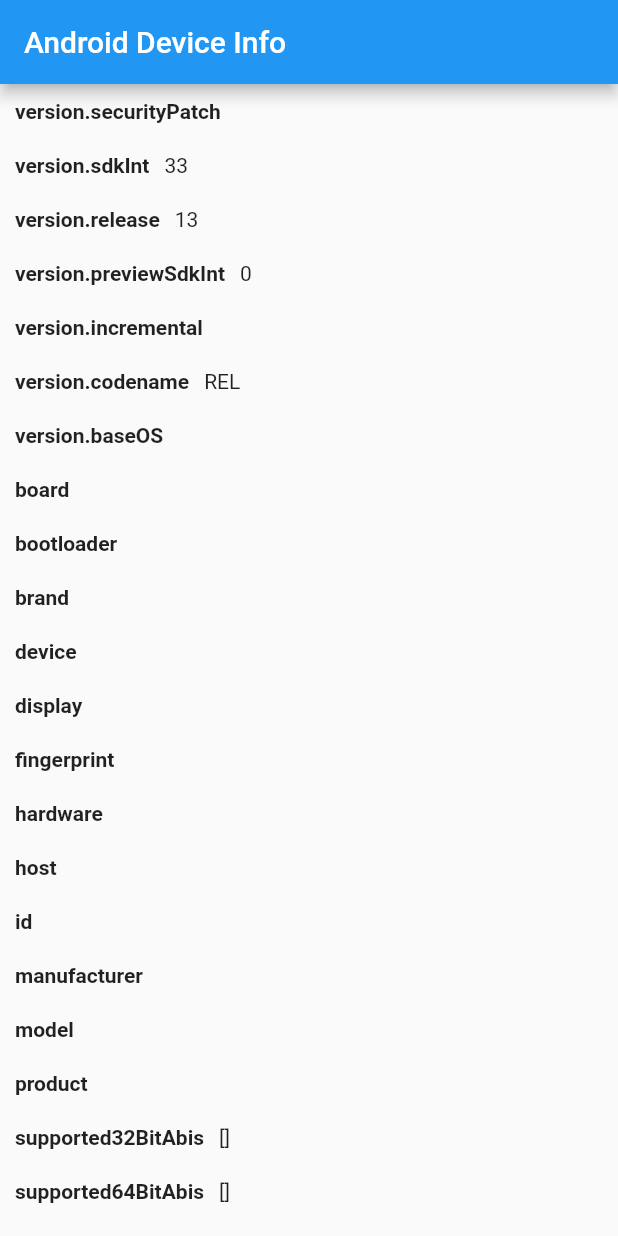
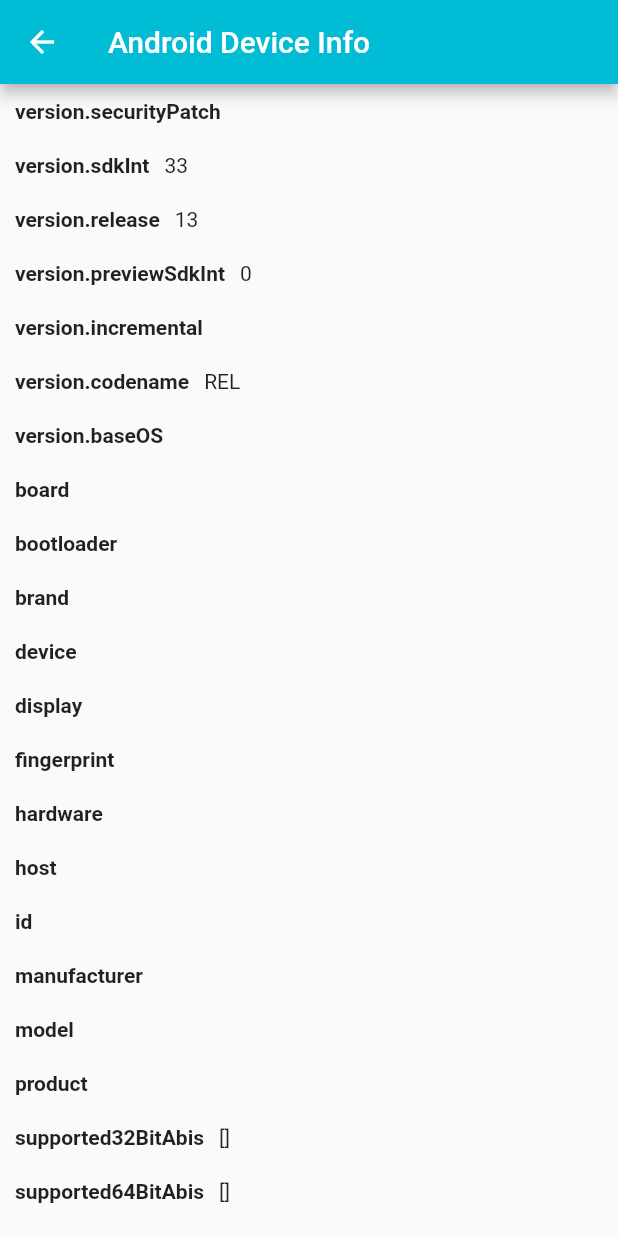
Before and after one commit to jackmew/blastFutureFlutter, a Flutter app: the screen it shows after launch, after a tap on "deviceInfo", on a phone screen of 412 x 824 dp. Run offline on Flutter 3.47's test engine with Material 2 defaults, Android fonts, the phone set to English and light mode, and no system bars; our stand-ins replace device_info, geolocator, google_maps_flutter, package_info, rflutter_alert.

```diff
--- a/lib/screens/device_info_screen.dart
+++ b/lib/screens/device_info_screen.dart
@@ -92,9 +92,9 @@
 
   @override
   Widget build(BuildContext context) {
-    return MaterialApp(
-      home: Scaffold(
+    return Scaffold(
       appBar: AppBar(
+        backgroundColor: Colors.cyan,
         title: Text(
             Platform.isAndroid ? 'Android Device Info' : 'iOS Device Info'),
       ),
@@ -124,7 +124,6 @@
           );
         }).toList(),
       ),
-      ),
     );
   }
 }
--- a/lib/screens/package_info_screen.dart
+++ b/lib/screens/package_info_screen.dart
@@ -38,6 +38,7 @@
   Widget build(BuildContext context) {
     return Scaffold(
       appBar: AppBar(
+        backgroundColor: Colors.deepOrangeAccent,
         title: Text('Package Info'),
       ),
       body: Column(
--- a/pubspec.yaml
+++ b/pubspec.yaml
@@ -35,8 +35,13 @@
   package_info: ^0.4.3
 
 dev_dependencies:
+  flutter_launcher_name: "^0.0.1"
   flutter_test:
     sdk: flutter
+flutter_launcher_name:
+  name: "Zest Flutter"
+# flutter pub get
+# flutter pub run flutter_launcher_name:main
 
 # For information on the generic Dart part of this file, see the
 # following page: https://dart.dev/tools/pub/pubspec
```
Also changed, not shown: pubspec.lock, 2 other files. Lines whose indentation alone changed are shown as unchanged.
